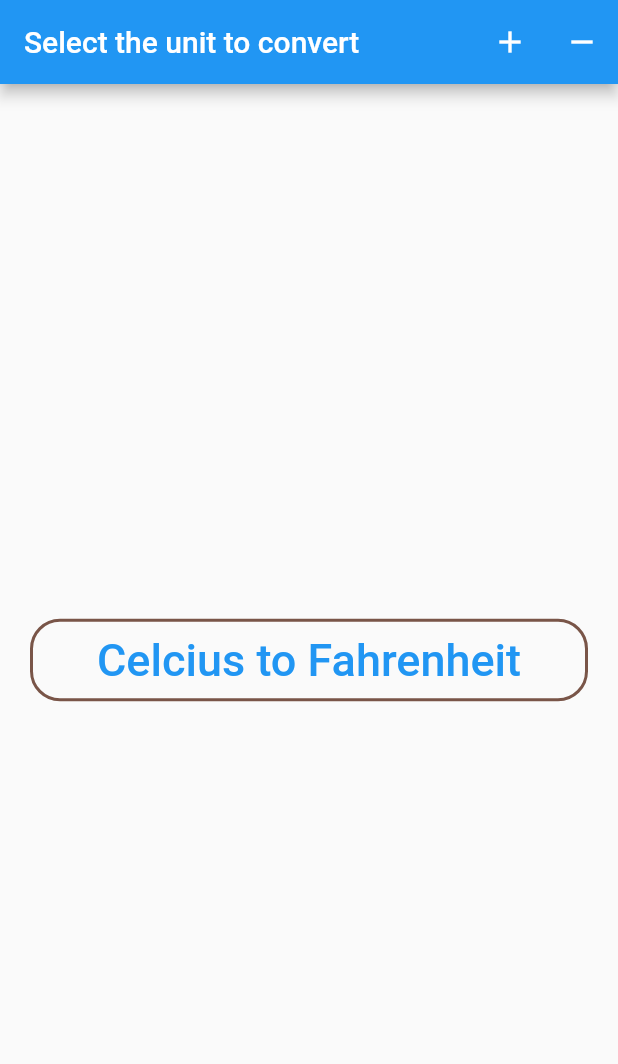
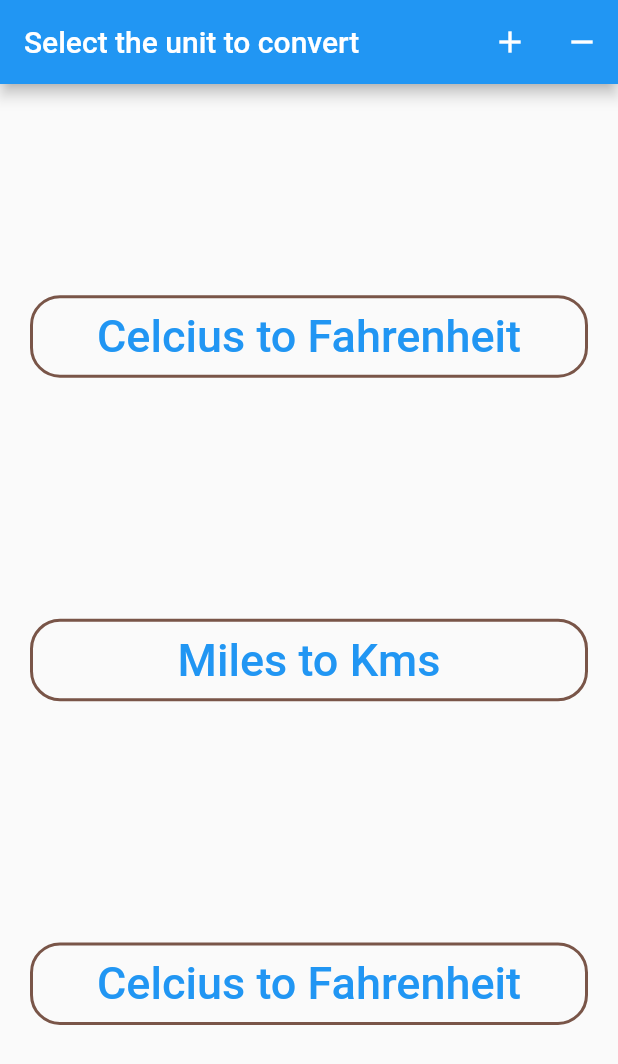
Before and after one commit to lokeshramamoorthi/anyconverter, a Flutter app: the screen it shows after launch, on a phone screen of 412 x 824 dp. Shown: the top 1064 px of the screen. Run offline on Flutter 3.47's test engine with Material 2 defaults, Android fonts, the phone set to English and light mode, and no system bars.

Commit message:
New changes

```diff
--- a/lib/screens/unitselector.dart
+++ b/lib/screens/unitselector.dart
@@ -41,14 +41,77 @@ class UnitSelectorScreen extends StatelessWidget {
                   borderRadius: BorderRadius.circular(20.0)),
               child: TextButton(
                 onPressed: () {
-                  Navigator.pushNamed(context, ConversionScreen.routeName);
+                  Navigator.pushNamed(
+                    context,
+                    ConversionScreen.routeName,
+                    arguments: DisplayUnitBox(
+                      baseUnitName: "Celcius",
+                      baseUnitValue: "0.0",
+                      convertedUnitName: "Fahrenheit",
+                      conversionFunction: (value) => ((value * (9 / 5) + 32)),
+                    ),
+                  );
                 },
                 child: Text(
                   "Celcius to Fahrenheit",
                   style: TextStyle(fontSize: 30.0),
                 ),
               ),
-            )
+            ),
+            Container(
+              margin: EdgeInsets.all(20.0),
+              decoration: BoxDecoration(
+                  border: Border.all(
+                    color: Colors.brown,
+                    width: 2,
+                  ),
+                  borderRadius: BorderRadius.circular(20.0)),
+              child: TextButton(
+                onPressed: () {
+                  Navigator.pushNamed(
+                    context,
+                    ConversionScreen.routeName,
+                    arguments: DisplayUnitBox(
+                      baseUnitName: "Kilometers",
+                      baseUnitValue: "0.0",
+                      convertedUnitName: "Miles",
+                      conversionFunction: (value) => ((value * 1.609)),
+                    ),
+                  );
+                },
+                child: Text(
+                  "Miles to Kms",
+                  style: TextStyle(fontSize: 30.0),
+                ),
+              ),
+            ),
+            Container(
+              margin: EdgeInsets.all(20.0),
+              decoration: BoxDecoration(
+                  border: Border.all(
+                    color: Colors.brown,
+                    width: 2,
+                  ),
+                  borderRadius: BorderRadius.circular(20.0)),
+              child: TextButton(
+                onPressed: () {
+                  Navigator.pushNamed(
+                    context,
+                    ConversionScreen.routeName,
+                    arguments: DisplayUnitBox(
+                      baseUnitName: "Liters",
+                      baseUnitValue: "0.0",
+                      convertedUnitName: "Gallons",
+                      conversionFunction: (value) => ((value * 0.4)),
+                    ),
+                  );
+                },
+                child: Text(
+                  "Celcius to Fahrenheit",
+                  style: TextStyle(fontSize: 30.0),
+                ),
+              ),
+            ),
           ],
         ),
       ),
```
Also changed, not shown: lib/screens/coversionscreen.dart (+4 -9 lines).
